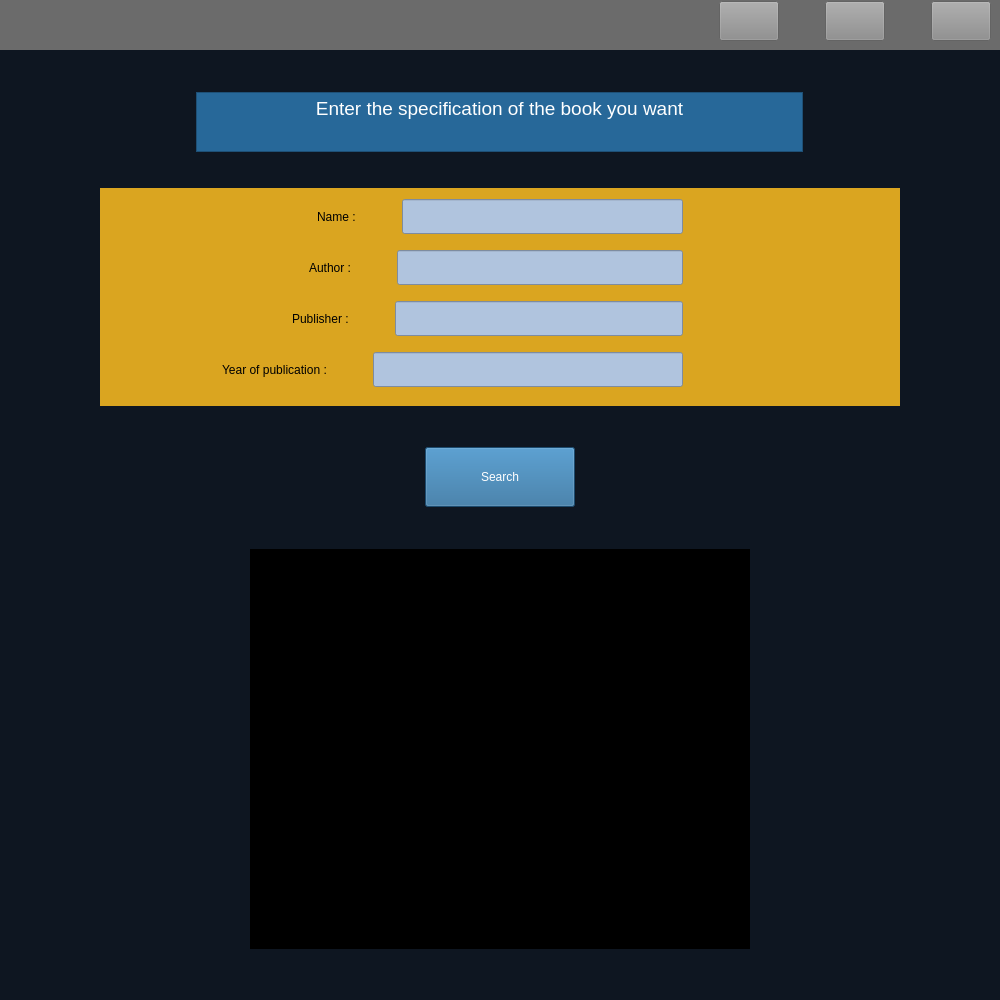
First picture: the form in Project/search.ui, repository AminNaghiyan/uiap92_project, before the edit.
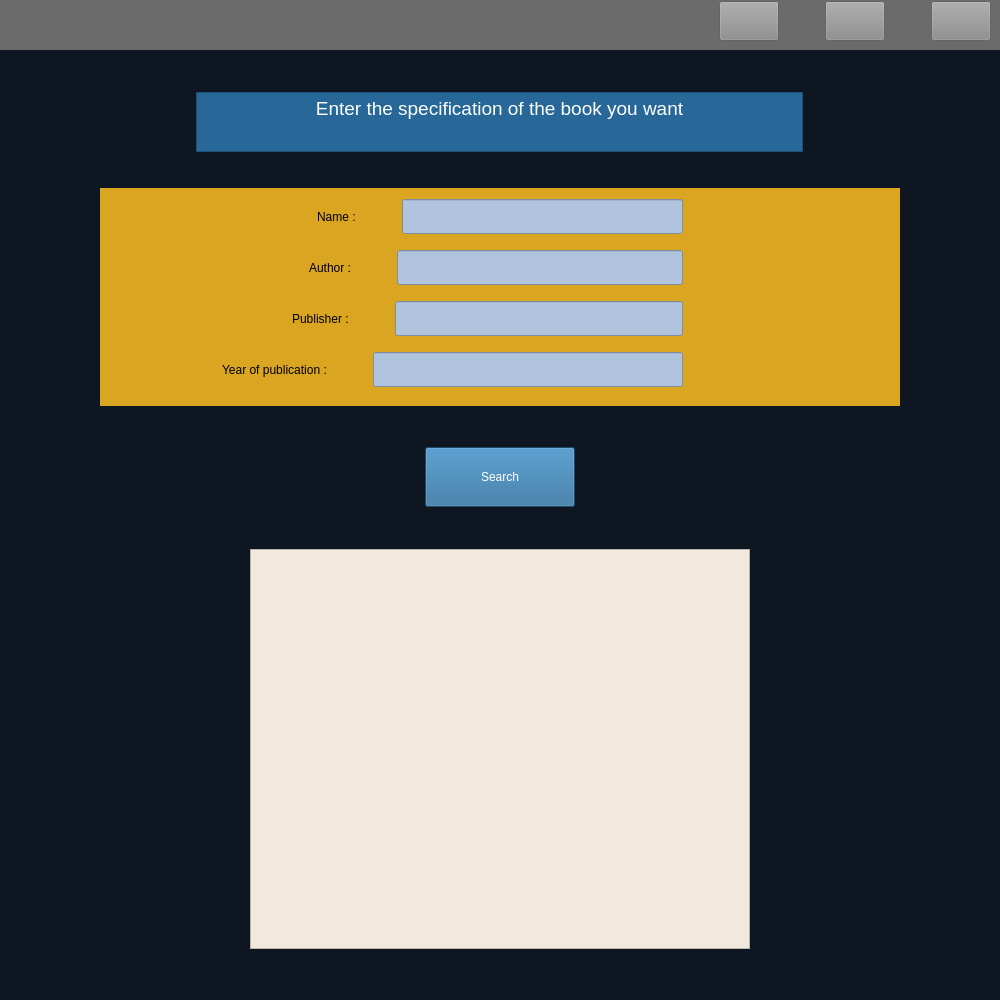
Second picture: the form after the edit. Icons and pictures are not drawn.

```diff
--- a/Project/search.ui
+++ b/Project/search.ui
@@ -102,7 +102,7 @@
 
 #textBrowser_2
 {
-	background-color: rgb(0, 0, 0);
+	background-color: #f1e9de;
 	color: rgb(178, 34, 34);
 	font: 10pt &quot;MS Shell Dlg 2&quot;;
 }</string>
@@ -929,6 +929,13 @@
            <height>400</height>
           </size>
          </property>
+         <property name="html">
+          <string>&lt;!DOCTYPE HTML PUBLIC &quot;-//W3C//DTD HTML 4.0//EN&quot; &quot;http://www.w3.org/TR/REC-html40/strict.dtd&quot;&gt;
+&lt;html&gt;&lt;head&gt;&lt;meta name=&quot;qrichtext&quot; content=&quot;1&quot; /&gt;&lt;style type=&quot;text/css&quot;&gt;
+p, li { white-space: pre-wrap; }
+&lt;/style&gt;&lt;/head&gt;&lt;body style=&quot; font-family:'MS Shell Dlg 2'; font-size:10pt; font-weight:400; font-style:normal;&quot;&gt;
+&lt;p align=&quot;center&quot; style=&quot;-qt-paragraph-type:empty; margin-top:0px; margin-bottom:0px; margin-left:0px; margin-right:0px; -qt-block-indent:0; text-indent:0px;&quot;&gt;&lt;br /&gt;&lt;/p&gt;&lt;/body&gt;&lt;/html&gt;</string>
+         </property>
         </widget>
        </item>
        <item>
```
